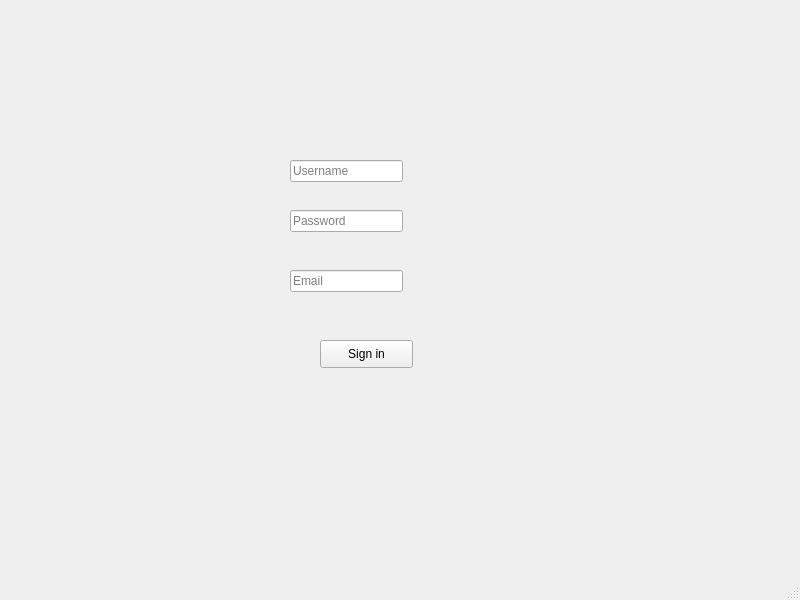
Qt form sign_in.ui (KianaFakhrian/TODOLIST) before a commit.
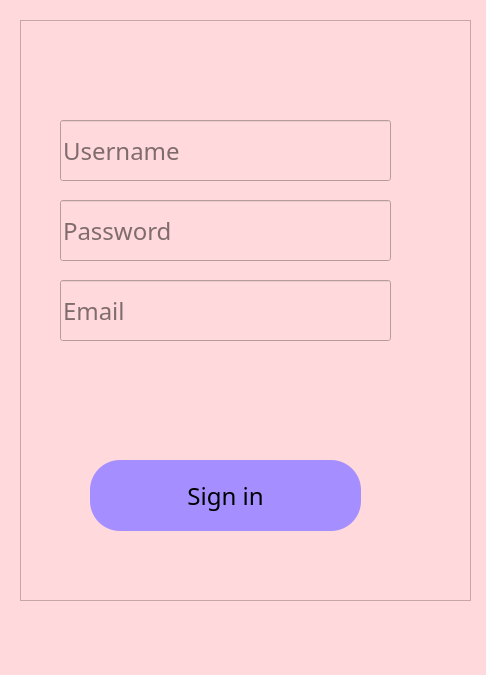
The same form after that commit.

Commit message: changing color and fonts

Patch:
```diff
--- a/sign_in.ui
+++ b/sign_in.ui
@@ -6,68 +6,106 @@
    <rect>
     <x>0</x>
     <y>0</y>
-    <width>800</width>
-    <height>600</height>
+    <width>486</width>
+    <height>675</height>
    </rect>
   </property>
   <property name="windowTitle">
    <string>MainWindow</string>
   </property>
+  <property name="styleSheet">
+   <string notr="true">*{
+	
+	font-family:century gothic;
+	font-size:24px;
+	background-color:rgb(255, 217, 219)
+}</string>
+  </property>
   <widget class="QWidget" name="centralwidget">
-   <widget class="QLineEdit" name="Username_lineEdit">
+   <widget class="QFrame" name="frame">
     <property name="geometry">
      <rect>
-      <x>290</x>
-      <y>160</y>
-      <width>113</width>
-      <height>22</height>
+      <x>20</x>
+      <y>20</y>
+      <width>451</width>
+      <height>581</height>
      </rect>
     </property>
-    <property name="toolTip">
-     <string extracomment="Sign in as an Student with using Student word in username and Professor with Prof word"/>
+    <property name="styleSheet">
+     <string notr="true"/>
     </property>
-    <property name="placeholderText">
-     <string>Username</string>
+    <property name="frameShape">
+     <enum>QFrame::StyledPanel</enum>
     </property>
-   </widget>
-   <widget class="QLineEdit" name="Password_lineEdit">
-    <property name="geometry">
-     <rect>
-      <x>290</x>
-      <y>210</y>
-      <width>113</width>
-      <height>22</height>
-     </rect>
+    <property name="frameShadow">
+     <enum>QFrame::Raised</enum>
     </property>
-    <property name="placeholderText">
-     <string>Password</string>
-    </property>
-   </widget>
-   <widget class="QLineEdit" name="Email_lineEdit">
-    <property name="geometry">
-     <rect>
-      <x>290</x>
-      <y>270</y>
-      <width>113</width>
-      <height>22</height>
-     </rect>
-    </property>
-    <property name="placeholderText">
-     <string>Email</string>
-    </property>
-   </widget>
-   <widget class="QPushButton" name="Sign_in_pushButton">
-    <property name="geometry">
-     <rect>
-      <x>320</x>
-      <y>340</y>
-      <width>93</width>
-      <height>28</height>
-     </rect>
-    </property>
-    <property name="text">
-     <string>Sign in</string>
-    </property>
+    <widget class="QPushButton" name="Sign_in_pushButton">
+     <property name="geometry">
+      <rect>
+       <x>70</x>
+       <y>440</y>
+       <width>271</width>
+       <height>71</height>
+      </rect>
+     </property>
+     <property name="styleSheet">
+      <string notr="true">*{
+background-color:rgb(165, 142, 255);
+border-radius:30px;
+}
+#Sign_in_pushButton:hover
+{
+background-color:#60adff
+}
+</string>
+     </property>
+     <property name="text">
+      <string>Sign in</string>
+     </property>
+    </widget>
+    <widget class="QLineEdit" name="Email_lineEdit">
+     <property name="geometry">
+      <rect>
+       <x>40</x>
+       <y>260</y>
+       <width>331</width>
+       <height>61</height>
+      </rect>
+     </property>
+     <property name="placeholderText">
+      <string>Email</string>
+     </property>
+    </widget>
+    <widget class="QLineEdit" name="Password_lineEdit">
+     <property name="geometry">
+      <rect>
+       <x>40</x>
+       <y>180</y>
+       <width>331</width>
+       <height>61</height>
+      </rect>
+     </property>
+     <property name="placeholderText">
+      <string>Password</string>
+     </property>
+    </widget>
+    <widget class="QLineEdit" name="Username_lineEdit">
+     <property name="geometry">
+      <rect>
+       <x>40</x>
+       <y>100</y>
+       <width>331</width>
+       <height>61</height>
+      </rect>
+     </property>
+     <property name="toolTip">
+      <string extracomment="Sign in as an Student with using Student word in username and Professor with Prof word"/>
+     </property>
+     <property name="placeholderText">
+      <string>Username</string>
+     </property>
+    </widget>
    </widget>
   </widget>
   <widget class="QMenuBar" name="menubar">
```
Left out of the diff: 4 changed lines with no effect on the pictures.
